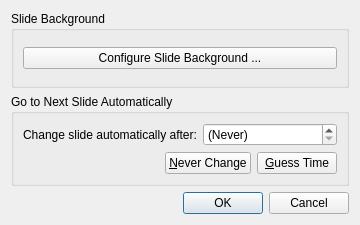
This is src/SlideSettingsDialog.ui in google-code-export/dviz as Qt 5 draws it before an edit. The edited form follows.
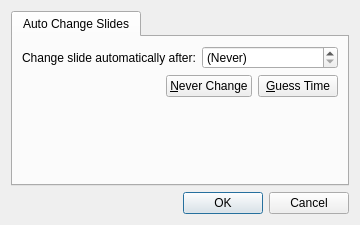
This is the edited form.

Commit message: Changed GenericItemConfig from a QDialog to a QWidget to allow for further integration into the editor. Integrated the background config dialog into the SlideSettingsDialog - a bit hackish, but better than a 3rd window in my opinion

Diff of the .ui file:
```diff
--- a/src/SlideSettingsDialog.ui
+++ b/src/SlideSettingsDialog.ui
@@ -13,28 +13,16 @@
   <property name="windowTitle">
    <string>Dialog</string>
   </property>
-  <layout class="QVBoxLayout" name="verticalLayout_3">
-   <item>
-    <widget class="QGroupBox" name="boxConfigBg">
-     <property name="title">
-      <string>Slide Background</string>
-     </property>
      <layout class="QVBoxLayout" name="verticalLayout">
       <item>
-       <widget class="QPushButton" name="btnConfigBg">
-        <property name="text">
-         <string>Configure Slide Background ...</string>
-        </property>
-       </widget>
-      </item>
-     </layout>
-    </widget>
-   </item>
-   <item>
-    <widget class="QGroupBox" name="groupBox_2">
-     <property name="title">
-      <string>Go to Next Slide Automatically</string>
-     </property>
+    <widget class="QTabWidget" name="tabWidget">
+     <property name="currentIndex">
+      <number>0</number>
+     </property>
+     <widget class="QWidget" name="tab">
+      <attribute name="title">
+       <string>Auto Change Slides</string>
+      </attribute>
      <layout class="QVBoxLayout" name="verticalLayout_2">
       <item>
        <layout class="QHBoxLayout" name="horizontalLayout">
@@ -88,7 +76,21 @@
         </item>
        </layout>
       </item>
-     </layout>
+       <item>
+        <spacer name="verticalSpacer">
+         <property name="orientation">
+          <enum>Qt::Vertical</enum>
+         </property>
+         <property name="sizeHint" stdset="0">
+          <size>
+           <width>20</width>
+           <height>40</height>
+          </size>
+         </property>
+        </spacer>
+       </item>
+      </layout>
+     </widget>
     </widget>
    </item>
    <item>
```
Lines whose indentation alone changed are shown as unchanged. The commit also changes 9 other files.
